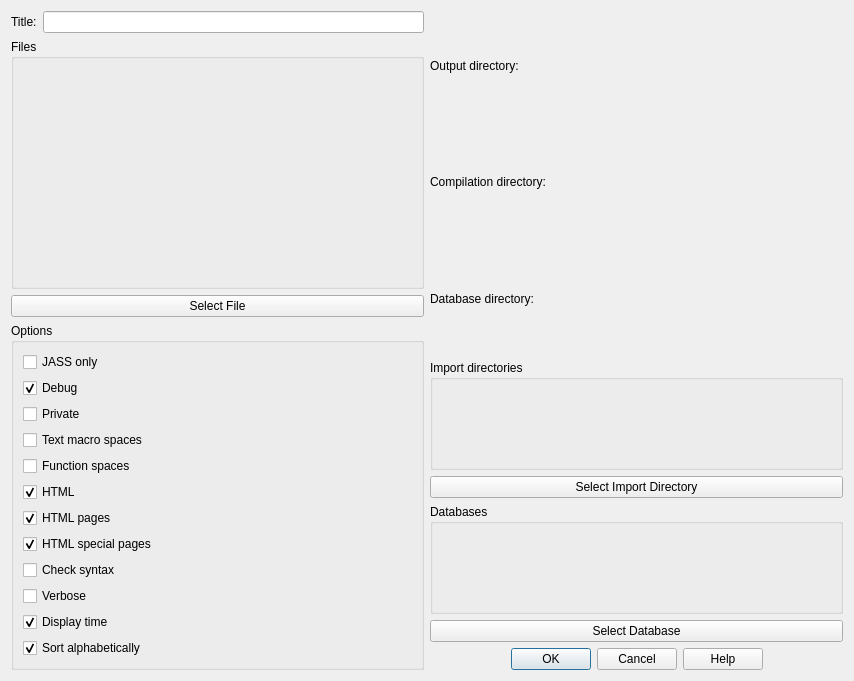
Above: src/gui/widget.ui from tdauth/vjassdoc before the change. Below: the same form after it.
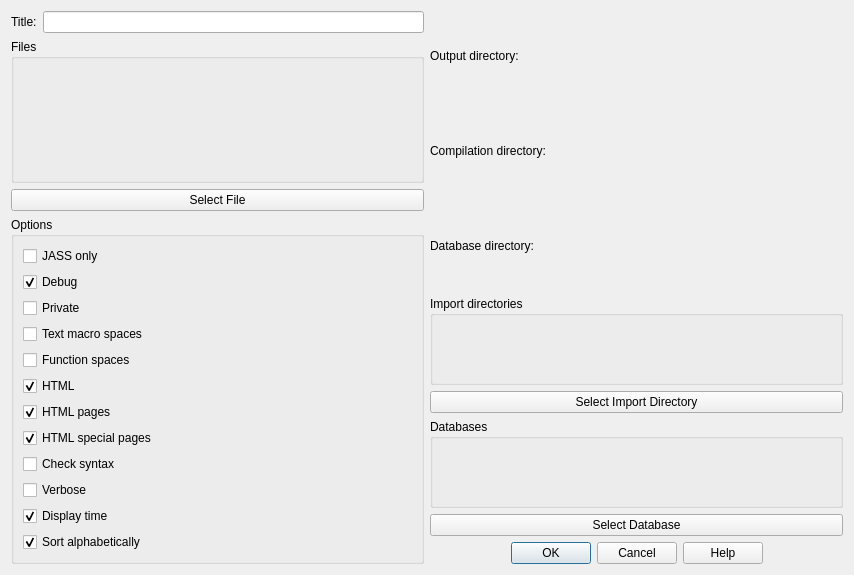
That is the form after the change. Custom widgets are drawn as their Qt base class.

Patch:
```diff
--- a/src/gui/widget.ui
+++ b/src/gui/widget.ui
@@ -8,7 +8,7 @@
     <x>0</x>
     <y>0</y>
     <width>854</width>
-    <height>681</height>
+    <height>575</height>
    </rect>
   </property>
   <property name="windowTitle">
```
